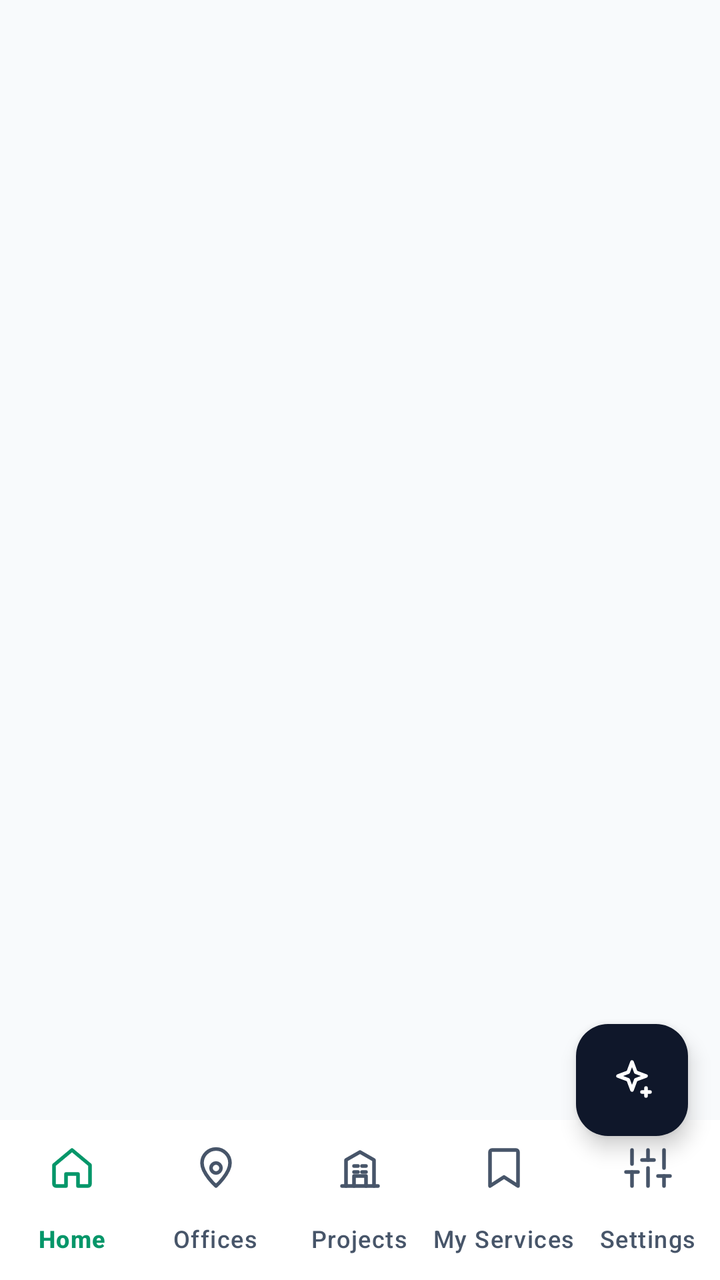
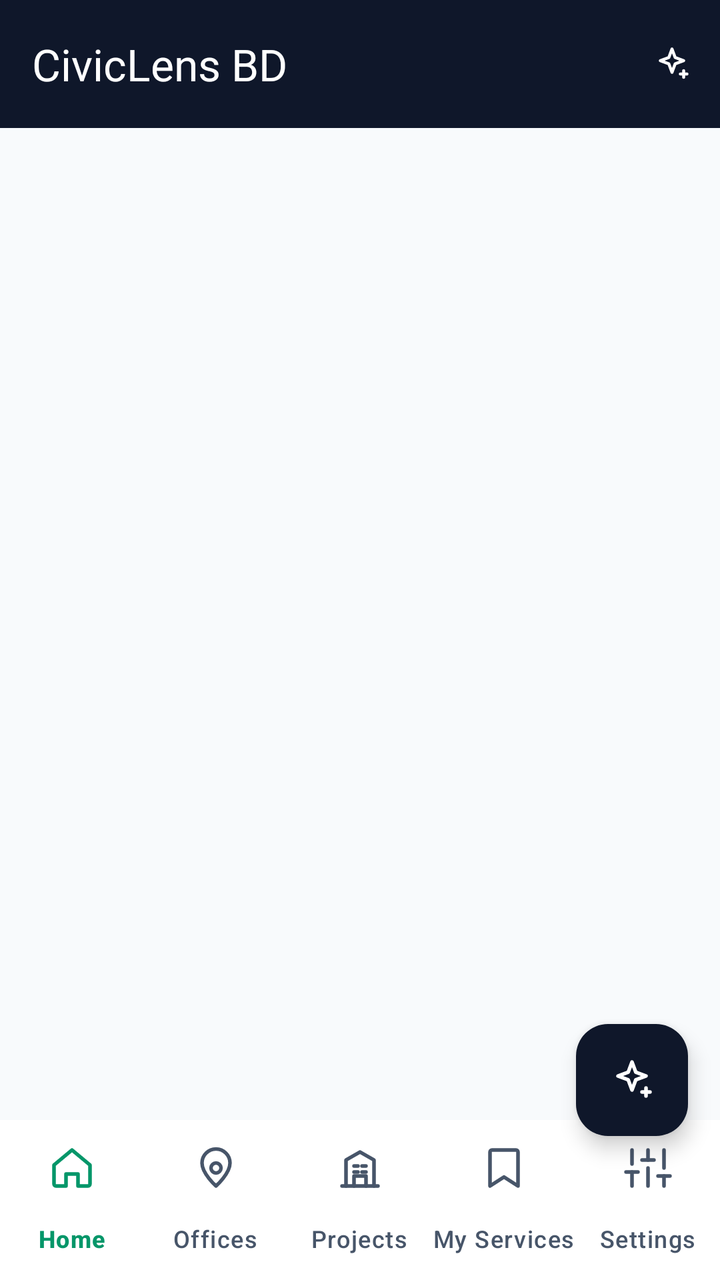

Screens rendered from an Android XML layout before and after an edit, with the pre-edit source and the edit as a unified diff.
<!-- AndroidManifest.xml: application theme Theme.CivicLens -->
<!-- res/layout/activity_main.xml -->
<?xml version="1.0" encoding="utf-8"?>
<androidx.coordinatorlayout.widget.CoordinatorLayout
    xmlns:android="http://schemas.android.com/apk/res/android"
    xmlns:app="http://schemas.android.com/apk/res-auto"
    android:id="@+id/root"
    android:layout_width="match_parent"
    android:layout_height="match_parent">

    <LinearLayout
        android:layout_width="match_parent"
        android:layout_height="match_parent"
        android:orientation="vertical">

        <FrameLayout
            android:id="@+id/fragmentContainer"
            android:layout_width="match_parent"
            android:layout_height="0dp"
            android:layout_weight="1" />

        <com.google.android.material.bottomnavigation.BottomNavigationView
            android:id="@+id/bottomNav"
            android:layout_width="match_parent"
            android:layout_height="wrap_content"
            android:background="@color/white"
            app:elevation="0dp"
            app:itemIconTint="@color/nav_item_tint"
            app:itemTextColor="@color/nav_item_tint"
            app:labelVisibilityMode="labeled"
            app:menu="@menu/bottom_nav_menu" />
    </LinearLayout>

    <com.google.android.material.floatingactionbutton.FloatingActionButton
        android:id="@+id/fabAsk"
        android:layout_width="wrap_content"
        android:layout_height="wrap_content"
        android:layout_gravity="bottom|end"
        android:layout_marginEnd="16dp"
        android:layout_marginBottom="72dp"
        android:contentDescription="@string/ask_button"
        android:src="@drawable/ic_sparkle"
        app:backgroundTint="@color/navy"
        app:tint="@color/white" />
</androidx.coordinatorlayout.widget.CoordinatorLayout>
<!-- resources referenced by this layout -->
<resources>
  <color name="navy">#0F172A</color>
  <color name="white">#FFFFFF</color>
  <!-- drawable ic_sparkle (drawable) -->
  <?xml version="1.0" encoding="utf-8"?>
  <vector xmlns:android="http://schemas.android.com/apk/res/android"
      android:width="24dp"
      android:height="24dp"
      android:viewportWidth="24"
      android:viewportHeight="24">
      <path
          android:fillColor="#00000000"
          android:pathData="M12,3l1.9,5.1L19,10l-5.1,1.9L12,17l-1.9,-5.1L5,10l5.1,-1.9z"
          android:strokeColor="#FF000000"
          android:strokeWidth="1.8"
          android:strokeLineCap="round"
          android:strokeLineJoin="round" />
      <path
          android:fillColor="#00000000"
          android:pathData="M19,16v4"
          android:strokeColor="#FF000000"
          android:strokeWidth="1.8"
          android:strokeLineCap="round"
          android:strokeLineJoin="round" />
      <path
          android:fillColor="#00000000"
          android:pathData="M17,18h4"
          android:strokeColor="#FF000000"
          android:strokeWidth="1.8"
          android:strokeLineCap="round"
          android:strokeLineJoin="round" />
  </vector>
  <string name="ask_button">Ask CivicLens</string>
  <style name="Theme.CivicLens" parent="Theme.Material3.DayNight.NoActionBar">
          <item name="colorPrimary">@color/green</item>
          <item name="colorOnPrimary">@color/white</item>
          <item name="colorSecondary">@color/green</item>
          <item name="colorOnSecondary">@color/white</item>
          <item name="colorSecondaryContainer">@color/green_light</item>
          <item name="colorOnSecondaryContainer">@color/green</item>
          <item name="colorTertiary">@color/gold</item>
          <item name="colorSurface">@color/surface</item>
          <item name="colorOnSurface">@color/navy</item>
          <item name="colorOnSurfaceVariant">@color/text_secondary</item>
          <item name="colorOutline">@color/stroke</item>
          <item name="android:textColor">@color/navy</item>
          <item name="android:textColorPrimary">@color/navy</item>
          <item name="android:textColorSecondary">@color/text_secondary</item>
          <item name="android:textColorHint">@color/text_hint</item>
          <item name="android:editTextColor">@color/navy</item>
          <item name="android:windowBackground">@color/surface</item>
          <item name="android:statusBarColor">@color/navy_dark</item>
          <item name="android:navigationBarColor">@color/surface</item>
          <item name="android:windowLightStatusBar">false</item>
      </style>
  <color name="green">#059669</color>
  <color name="green_light">#ECFDF5</color>
  <color name="gold">#D97706</color>
  <color name="surface">#F8FAFC</color>
  <color name="text_secondary">#475569</color>
  <color name="stroke">#E2E8F0</color>
  <color name="text_hint">#94A3B8</color>
  <color name="navy_dark">#020617</color>
</resources>

<!-- the commit's change to res/layout/activity_main.xml (unified diff, before → after) -->
@@ -10,6 +10,25 @@
         android:layout_width="match_parent"
         android:layout_height="match_parent"
         android:orientation="vertical">
+
+        <com.google.android.material.appbar.MaterialToolbar
+            android:id="@+id/topBar"
+            android:layout_width="match_parent"
+            android:layout_height="?attr/actionBarSize"
+            android:background="@color/navy"
+            app:title="CivicLens BD"
+            app:titleTextColor="@color/white">
+
+            <com.google.android.material.button.MaterialButton
+                android:id="@+id/btnQuickThemeToggle"
+                style="@style/Widget.Material3.Button.IconButton"
+                android:layout_width="48dp"
+                android:layout_height="48dp"
+                android:layout_gravity="end"
+                android:contentDescription="Toggle Dark Mode"
+                app:icon="@drawable/ic_sparkle"
+                app:iconTint="@color/white" />
+        </com.google.android.material.appbar.MaterialToolbar>
 
         <FrameLayout
             android:id="@+id/fragmentContainer"
